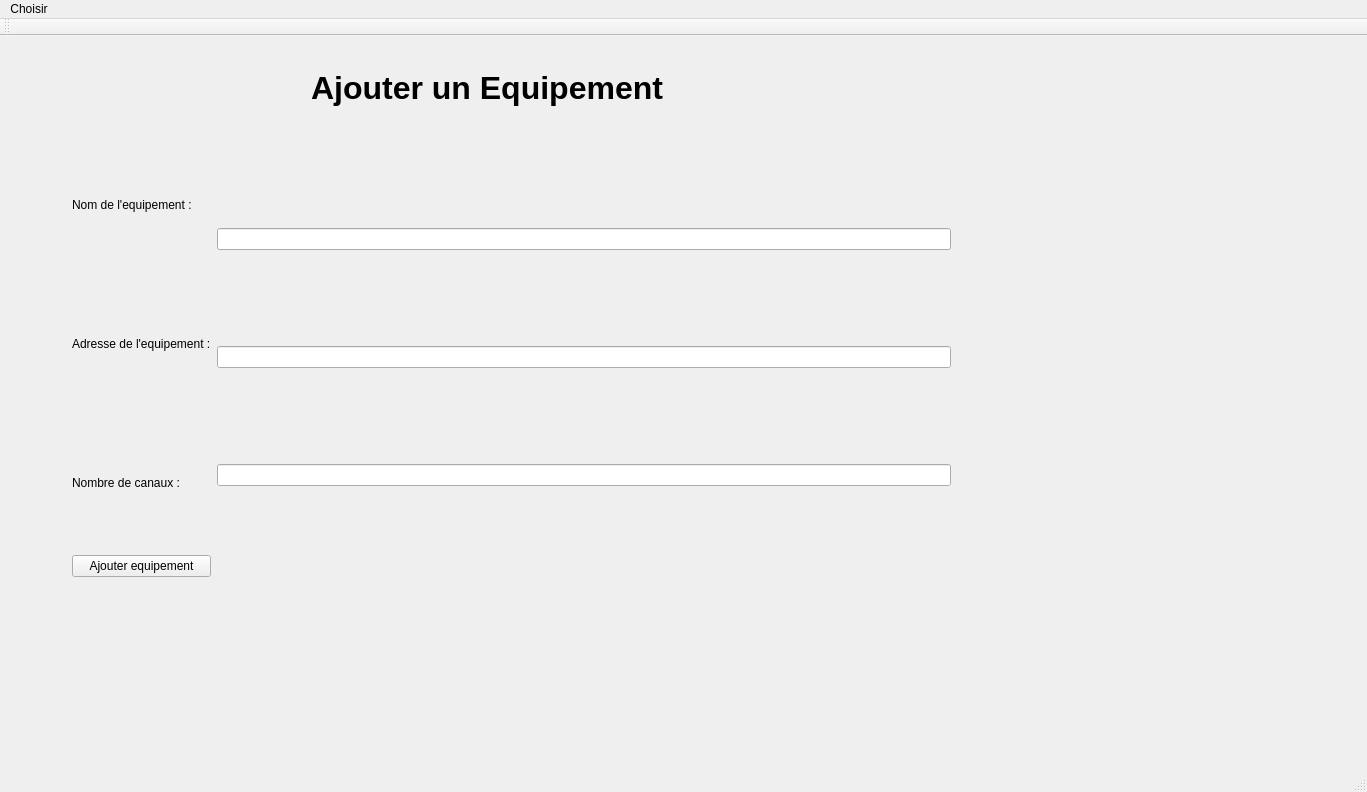
Above: DMXProject/DMXProject.ui from fbotel17/DMXProject before the change. Below: the same form after it.
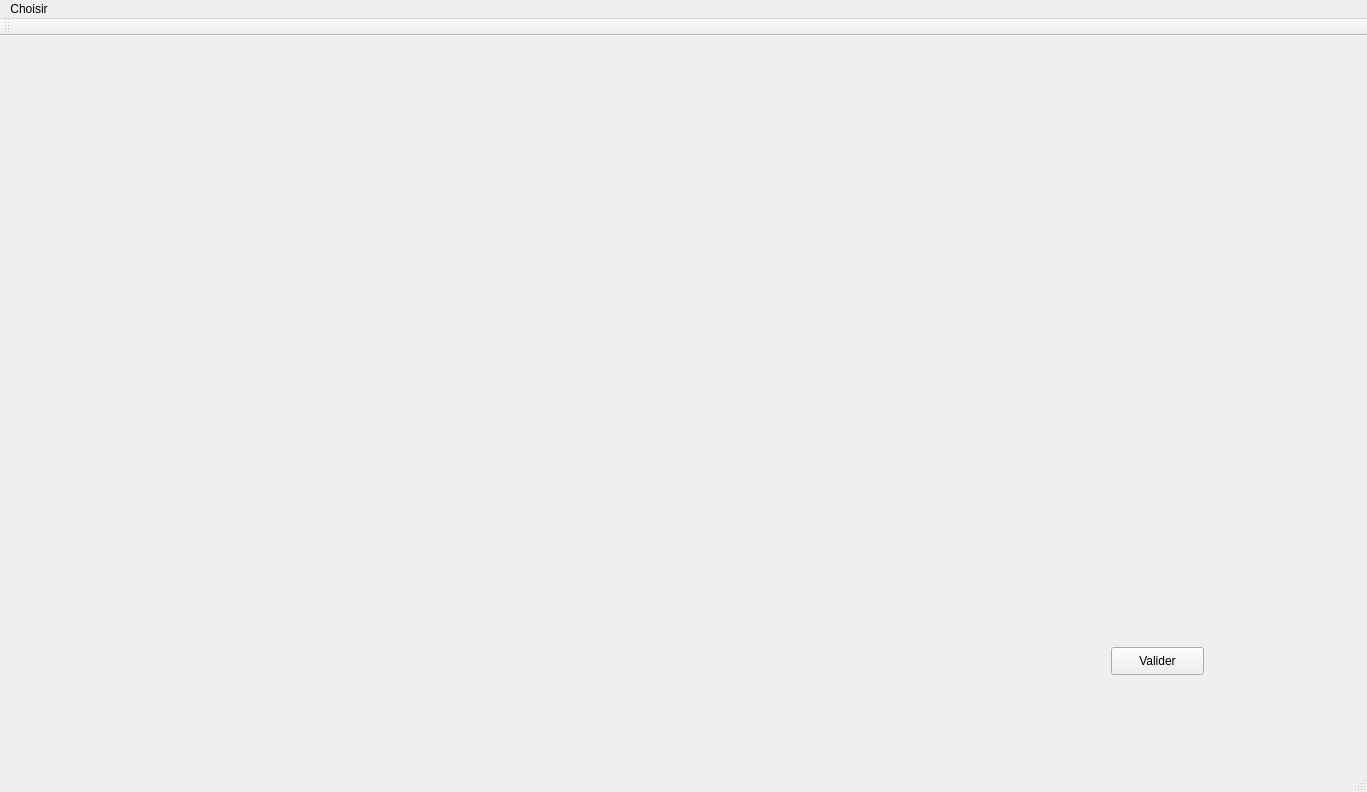
That is the form after the change. The open tabs and pages were chosen to show the change.

Commit message: valeur dynamique

```diff
--- a/DMXProject/DMXProject.ui
+++ b/DMXProject/DMXProject.ui
@@ -287,6 +287,32 @@
         </property>
        </widget>
       </widget>
+      <widget class="QWidget" name="page">
+       <widget class="QWidget" name="verticalLayoutWidget_5">
+        <property name="geometry">
+         <rect>
+          <x>210</x>
+          <y>80</y>
+          <width>861</width>
+          <height>541</height>
+         </rect>
+        </property>
+        <layout class="QVBoxLayout" name="verticalLayout_17"/>
+       </widget>
+       <widget class="QPushButton" name="validateButtonEquip">
+        <property name="geometry">
+         <rect>
+          <x>1100</x>
+          <y>600</y>
+          <width>93</width>
+          <height>28</height>
+         </rect>
+        </property>
+        <property name="text">
+         <string>Valider</string>
+        </property>
+       </widget>
+      </widget>
      </widget>
     </item>
    </layout>
```
Left out of the diff: 4 changed lines with no effect on the pictures. The commit also changes 2 other files.
